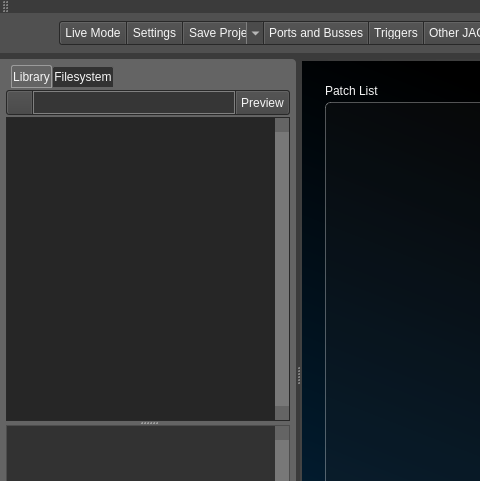
Old version of the form src/mainwindow.ui in the repository noedigcode/konfyt; both pictures show x 0 to 480 and y 0 to 481 of the 1148 by 716 pixel window.
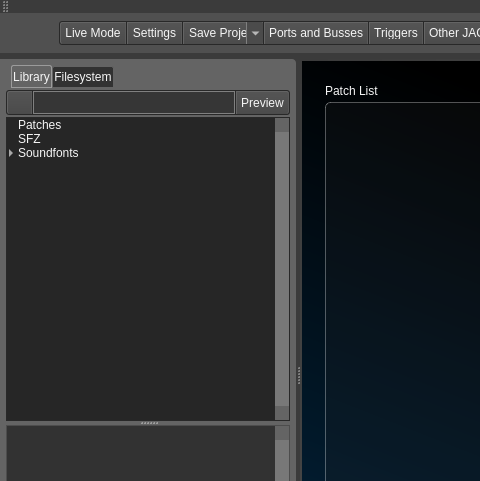
New version of the form. Icons and pictures are not drawn.

Commit message: Removed tree widget images.

Patch:
```diff
--- a/src/mainwindow.ui
+++ b/src/mainwindow.ui
@@ -1197,6 +1197,31 @@
                      <string>Soundfonts</string>
                     </property>
                    </column>
+                   <item>
+                    <property name="text">
+                     <string>Patches</string>
+                    </property>
+                   </item>
+                   <item>
+                    <property name="text">
+                     <string>SFZ</string>
+                    </property>
+                   </item>
+                   <item>
+                    <property name="text">
+                     <string>Soundfonts</string>
+                    </property>
+                    <item>
+                     <property name="text">
+                      <string>GM</string>
+                     </property>
+                    </item>
+                    <item>
+                     <property name="text">
+                      <string>Piano</string>
+                     </property>
+                    </item>
+                   </item>
                   </widget>
                  </item>
                 </layout>
```
Left out of the diff: 8 changed lines with no effect on the pictures.
